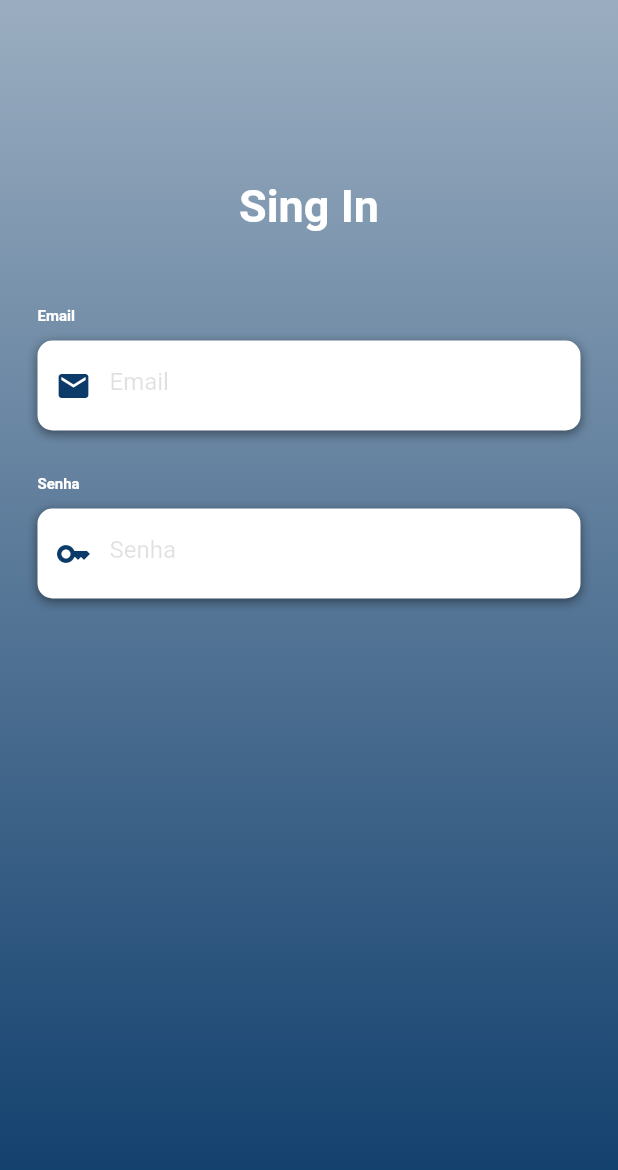
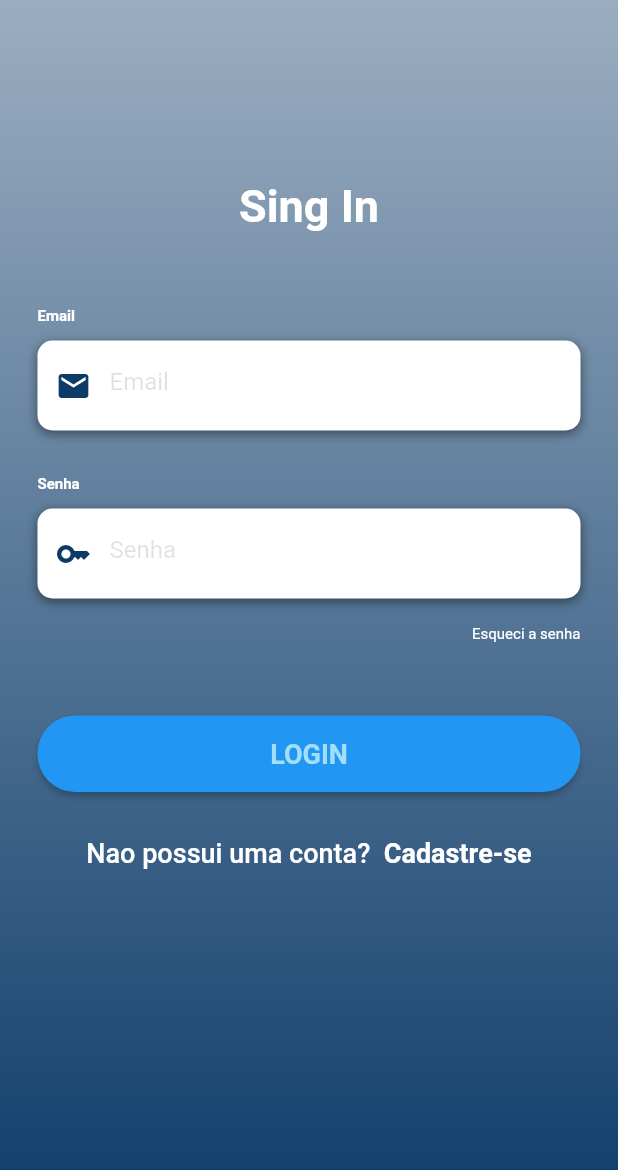
Before and after one commit to MarinaPiragibe/Chamada-Inteligente-STI, a Flutter app: the screen it shows after launch, on a phone screen of 412 x 824 dp. Shown: the top 1170 px of the screen. Run offline on Flutter 3.47's test engine with Material 2 defaults, Android fonts, the phone set to English and light mode, and no system bars.

Commit message:
Att tela de login

```diff
--- a/front/lib/pages/home.dart
+++ b/front/lib/pages/home.dart
@@ -1 +1 @@
-//aqui vai ser a primeira pagina do app pos logar
+//aqui vai ser a primeira pagina
--- a/front/lib/pages/login.dart
+++ b/front/lib/pages/login.dart
@@ -107,6 +107,76 @@ Widget buildPassword(){
     ],
   );
 }
+Widget buildForgotPassword(){
+  return Container(
+    alignment: Alignment.centerRight,
+    child: Column(
+      children: [
+        TextButton(
+          style: TextButton.styleFrom(
+            foregroundColor: Colors.white,
+            padding: const EdgeInsets.all(0),
+            textStyle: const TextStyle(fontSize: 10),
+          ),
+          onPressed: () {},
+          child: const Text('Esqueci a senha'),
+        ),
+      ],
+    ),
+  );
+}
+Widget buildLogin(){
+  return Container(
+    padding: EdgeInsets.symmetric(vertical:30),
+    width: double.infinity,
+    child: ElevatedButton(
+      style: ElevatedButton.styleFrom(
+        padding: EdgeInsets.all(15),
+        shape:RoundedRectangleBorder(
+          borderRadius: BorderRadius.circular(25)
+        ),
+      ),
+      onPressed: () {},
+      child: Text(
+        'LOGIN',
+        style: TextStyle(
+          color: Color(0xffa3deF8),
+          fontSize: 18,
+          fontWeight: FontWeight.bold,
+        ),
+      ),
+    ),
+  );
+}
+
+Widget buildSingup(){
+  return GestureDetector(
+    onTap: () => print("Sing up pressed"),
+    child: RichText(
+      text: TextSpan(
+        children: [
+          TextSpan(
+            text: "Nao possui uma conta? ",
+            style: TextStyle(
+              color: Colors.white,
+              fontSize: 18,
+              fontWeight: FontWeight.w500
+            )
+          ),
+          TextSpan(
+            text: " Cadastre-se",
+            style: TextStyle(
+              color: Colors.white,
+              fontSize:18,
+              fontWeight: FontWeight.bold
+            )
+          )
+        ]
+      ),
+    ),
+  );
+}
+
 class _LoginPageState extends State<LoginPage>{
   @override
 
@@ -153,6 +223,9 @@ class _LoginPageState extends State<LoginPage>{
                    buildEmail(),
                    SizedBox(height: 30),
                    buildPassword(),
+                   buildForgotPassword(),
+                   buildLogin(),
+                   buildSingup(),
                  ],
                ),
              ) ,
--- a/front/lib/pages/singin.dart
+++ b/front/lib/pages/singin.dart
@@ -1 +1 @@
-//pagina para criar contas
+//pagina para criar contas(cadastro)
```
Also changed, not shown: front/lib/pages/aluno.dart (added), front/lib/pages/professor.dart (added).
